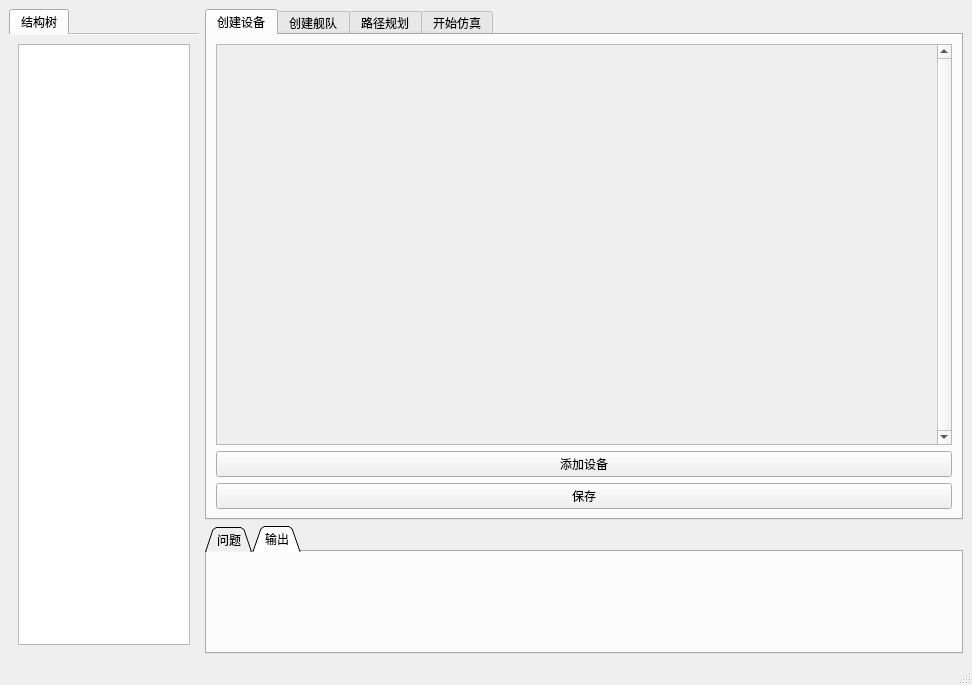
Old version of the form resource/ui/mainwindow.ui in the repository YaHeii/Electromagnetic_Compatibility.
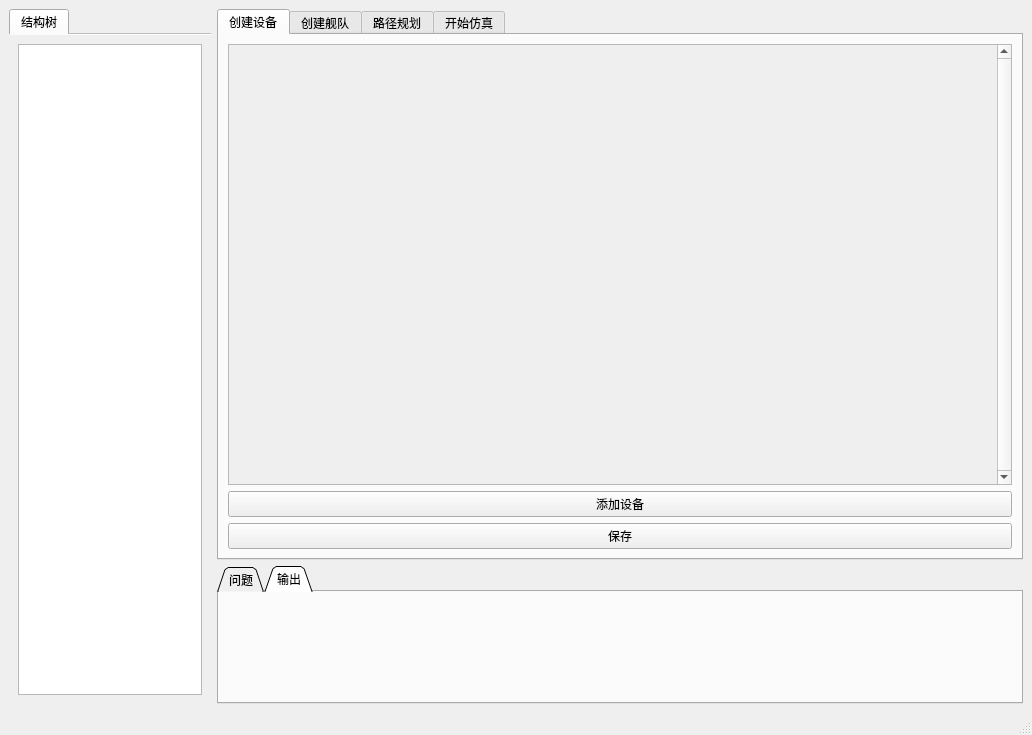
New version of the form. The open tabs and pages were chosen to show the change. Custom widgets are drawn as their Qt base class.

What changed in the file:
```diff
--- a/resource/ui/mainwindow.ui
+++ b/resource/ui/mainwindow.ui
@@ -6,8 +6,8 @@
    <rect>
     <x>0</x>
     <y>0</y>
-    <width>972</width>
-    <height>685</height>
+    <width>1032</width>
+    <height>735</height>
    </rect>
   </property>
   <property name="windowTitle">
@@ -89,8 +89,8 @@
                 <rect>
                  <x>0</x>
                  <y>0</y>
-                 <width>717</width>
-                 <height>402</height>
+                 <width>765</width>
+                 <height>442</height>
                 </rect>
                </property>
                <property name="sizePolicy">
@@ -261,6 +261,14 @@
   </widget>
   <widget class="QStatusBar" name="statusbar"/>
  </widget>
+ <customwidgets>
+  <customwidget>
+   <class>QCustomPlot</class>
+   <extends>QWidget</extends>
+   <header>qcustomplot.h</header>
+   <container>1</container>
+  </customwidget>
+ </customwidgets>
  <resources/>
  <connections/>
 </ui>
```
Left out of the diff: 9 changed lines with no effect on the pictures.
